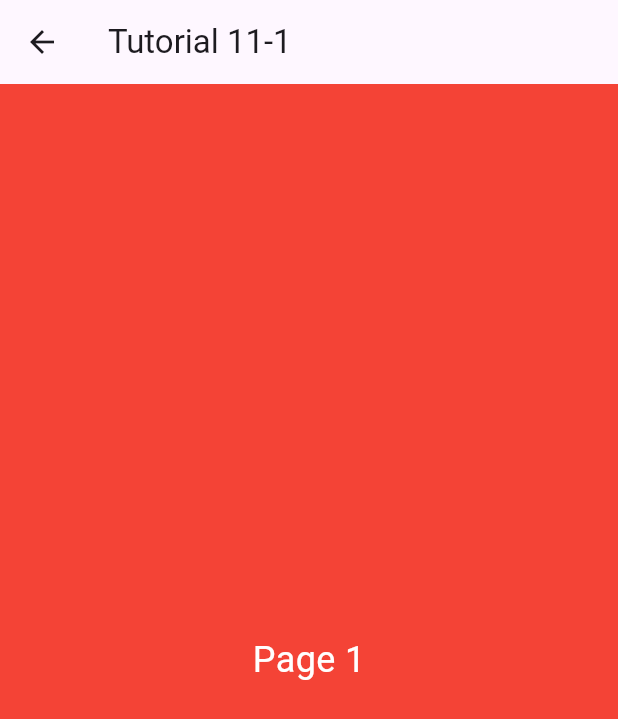
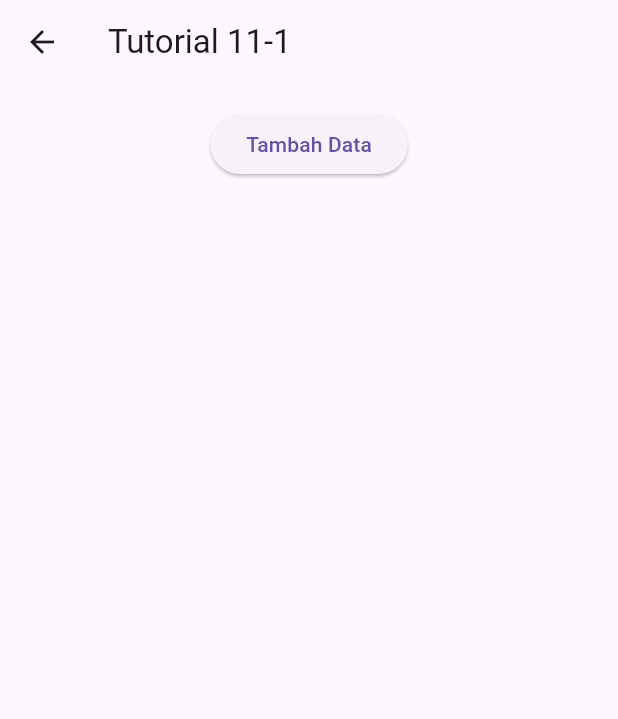
Before and after one commit to NekoJar/flutter-codespace, a Flutter app: the Tutorial11Page screen opened directly, on a phone screen of 412 x 824 dp. Shown: the top 719 px of the screen. Run offline on Flutter 3.47's test engine with Material 3 defaults, Android fonts, the phone set to English and light mode, and no system bars.

Commit message:
tutorial_11-2

```diff
--- a/lib/tutorial_11-1.dart
+++ b/lib/tutorial_11-1.dart
@@ -1,4 +1,5 @@
 import 'package:flutter/material.dart';
+import 'tutorial_11-2.dart'; // Import halaman baru
 
 class Tutorial11Page extends StatelessWidget {
   const Tutorial11Page({Key? key}) : super(key: key);
@@ -10,34 +11,10 @@ class Tutorial11Page extends StatelessWidget {
         title: const Text('Tutorial 11-1'),
       ),
       body: PageView(
+        scrollDirection:
+            Axis.vertical, // Ubah scroll direction menjadi vertikal
         children: [
-          Container(
-            color: Colors.red,
-            child: const Center(
-              child: Text(
-                'Page 1',
-                style: TextStyle(fontSize: 24, color: Colors.white),
-              ),
-            ),
-          ),
-          Container(
-            color: Colors.green,
-            child: const Center(
-              child: Text(
-                'Page 2',
-                style: TextStyle(fontSize: 24, color: Colors.white),
-              ),
-            ),
-          ),
-          Container(
-            color: Colors.blue,
-            child: const Center(
-              child: Text(
-                'Page 3',
-                style: TextStyle(fontSize: 24, color: Colors.white),
-              ),
-            ),
-          ),
+          const Tutorial12Page(), // Page dengan ListView dan dialog formr
         ],
       ),
     );
--- /dev/null
+++ b/lib/tutorial_11-2.dart
@@ -0,0 +1,79 @@
+import 'package:flutter/material.dart';
+
+class Tutorial12Page extends StatefulWidget {
+  const Tutorial12Page({Key? key}) : super(key: key);
+
+  @override
+  _Tutorial12PageState createState() => _Tutorial12PageState();
+}
+
+class _Tutorial12PageState extends State<Tutorial12Page> {
+  final List<String> _dataList = [];
+  final TextEditingController _controller = TextEditingController();
+
+  void _addData(String data) {
+    setState(() {
+      _dataList.add(data);
+    });
+    _controller.clear();
+  }
+
+  void _showDialog() {
+    showDialog(
+      context: context,
+      builder: (context) {
+        return AlertDialog(
+          title: const Text('Tambah Data'),
+          content: TextField(
+            controller: _controller,
+            decoration: const InputDecoration(hintText: 'Masukkan data baru'),
+          ),
+          actions: [
+            TextButton(
+              onPressed: () {
+                _addData(_controller.text);
+                Navigator.of(context).pop();
+              },
+              child: const Text('Tambah'),
+            ),
+            TextButton(
+              onPressed: () {
+                Navigator.of(context).pop();
+              },
+              child: const Text('Batal'),
+            ),
+          ],
+        );
+      },
+    );
+  }
+
+  @override
+  Widget build(BuildContext context) {
+    return Scaffold(
+      body: Column(
+        children: [
+          // Tambahkan tombol di bagian atas halaman untuk menambah data
+          Padding(
+            padding: const EdgeInsets.all(16.0),
+            child: ElevatedButton(
+              onPressed: _showDialog,
+              child: const Text('Tambah Data'),
+            ),
+          ),
+          // ListView untuk menampilkan data
+          Expanded(
+            child: ListView.builder(
+              itemCount: _dataList.length,
+              itemBuilder: (context, index) {
+                return ListTile(
+                  title: Text(_dataList[index]),
+                );
+              },
+            ),
+          ),
+        ],
+      ),
+    );
+  }
+}
```
Also changed, not shown: lib/main.dart (+28 -28 lines).
